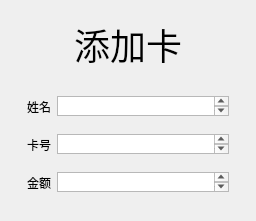
Qt form src/view/add.ui (funnyjacy/cybercafe) before a commit.
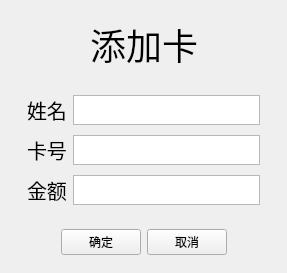
The same form after that commit.

The edit to the form file:
```diff
--- a/src/view/add.ui
+++ b/src/view/add.ui
@@ -6,8 +6,8 @@
    <rect>
     <x>0</x>
     <y>0</y>
-    <width>256</width>
-    <height>221</height>
+    <width>287</width>
+    <height>265</height>
    </rect>
   </property>
   <property name="windowTitle">
@@ -63,12 +63,18 @@
     <item>
      <widget class="QWidget" name="widget_5" native="true">
       <layout class="QGridLayout" name="gridLayout">
+       <property name="verticalSpacing">
+        <number>10</number>
+       </property>
        <item row="0" column="0">
         <widget class="QWidget" name="widget_2" native="true">
          <layout class="QHBoxLayout" name="horizontalLayout_2">
           <property name="topMargin">
            <number>0</number>
           </property>
+          <property name="bottomMargin">
+           <number>0</number>
+          </property>
           <item>
            <spacer name="horizontalSpacer_6">
             <property name="orientation">
@@ -84,6 +90,11 @@
           </item>
           <item>
            <widget class="QLabel" name="label_2">
+            <property name="font">
+             <font>
+              <pointsize>15</pointsize>
+             </font>
+            </property>
             <property name="text">
              <string>姓名</string>
             </property>
@@ -94,7 +105,7 @@
             <property name="maximumSize">
              <size>
               <width>16777215</width>
-              <height>20</height>
+              <height>30</height>
              </size>
             </property>
            </widget>
@@ -115,64 +126,15 @@
          </layout>
         </widget>
        </item>
-       <item row="2" column="0">
-        <widget class="QWidget" name="widget_4" native="true">
-         <layout class="QHBoxLayout" name="horizontalLayout_4">
-          <property name="topMargin">
-           <number>0</number>
-          </property>
-          <item>
-           <spacer name="horizontalSpacer_4">
-            <property name="orientation">
-             <enum>Qt::Horizontal</enum>
-            </property>
-            <property name="sizeHint" stdset="0">
-             <size>
-              <width>40</width>
-              <height>20</height>
-             </size>
-            </property>
-           </spacer>
-          </item>
-          <item>
-           <widget class="QLabel" name="label_4">
-            <property name="text">
-             <string>金额</string>
-            </property>
-           </widget>
-          </item>
-          <item>
-           <widget class="QTextEdit" name="textEdit_3">
-            <property name="maximumSize">
-             <size>
-              <width>16777215</width>
-              <height>20</height>
-             </size>
-            </property>
-           </widget>
-          </item>
-          <item>
-           <spacer name="horizontalSpacer_8">
-            <property name="orientation">
-             <enum>Qt::Horizontal</enum>
-            </property>
-            <property name="sizeHint" stdset="0">
-             <size>
-              <width>40</width>
-              <height>20</height>
-             </size>
-            </property>
-           </spacer>
-          </item>
-         </layout>
-        </widget>
-       </item>
        <item row="1" column="0">
         <widget class="QWidget" name="widget_3" native="true">
          <layout class="QHBoxLayout" name="horizontalLayout_3">
           <property name="topMargin">
            <number>0</number>
           </property>
+          <property name="bottomMargin">
+           <number>0</number>
+          </property>
           <item>
            <spacer name="horizontalSpacer_5">
             <property name="orientation">
@@ -188,6 +150,11 @@
           </item>
           <item>
            <widget class="QLabel" name="label_3">
+            <property name="font">
+             <font>
+              <pointsize>15</pointsize>
+             </font>
+            </property>
             <property name="text">
              <string>卡号</string>
             </property>
@@ -198,7 +165,7 @@
             <property name="maximumSize">
              <size>
               <width>16777215</width>
-              <height>20</height>
+              <height>30</height>
              </size>
             </property>
            </widget>
@@ -218,6 +185,128 @@
           </item>
          </layout>
         </widget>
+       </item>
+       <item row="2" column="0">
+        <widget class="QWidget" name="widget_4" native="true">
+         <layout class="QHBoxLayout" name="horizontalLayout_4">
+          <property name="topMargin">
+           <number>0</number>
+          </property>
+          <property name="bottomMargin">
+           <number>0</number>
+          </property>
+          <item>
+           <spacer name="horizontalSpacer_4">
+            <property name="orientation">
+             <enum>Qt::Horizontal</enum>
+            </property>
+            <property name="sizeHint" stdset="0">
+             <size>
+              <width>40</width>
+              <height>20</height>
+             </size>
+            </property>
+           </spacer>
+          </item>
+          <item>
+           <widget class="QLabel" name="label_4">
+            <property name="font">
+             <font>
+              <pointsize>15</pointsize>
+             </font>
+            </property>
+            <property name="text">
+             <string>金额</string>
+            </property>
+           </widget>
+          </item>
+          <item>
+           <widget class="QTextEdit" name="Balance">
+            <property name="maximumSize">
+             <size>
+              <width>16777215</width>
+              <height>30</height>
+             </size>
+            </property>
+           </widget>
+          </item>
+          <item>
+           <spacer name="horizontalSpacer_8">
+            <property name="orientation">
+             <enum>Qt::Horizontal</enum>
+            </property>
+            <property name="sizeHint" stdset="0">
+             <size>
+              <width>40</width>
+              <height>20</height>
+             </size>
+            </property>
+           </spacer>
+          </item>
+         </layout>
+        </widget>
+       </item>
+      </layout>
+     </widget>
+    </item>
+    <item>
+     <spacer name="verticalSpacer">
+      <property name="orientation">
+       <enum>Qt::Vertical</enum>
+      </property>
+      <property name="sizeType">
+       <enum>QSizePolicy::Fixed</enum>
+      </property>
+      <property name="sizeHint" stdset="0">
+       <size>
+        <width>20</width>
+        <height>0</height>
+       </size>
+      </property>
+     </spacer>
+    </item>
+    <item>
+     <widget class="QWidget" name="widget_6" native="true">
+      <layout class="QHBoxLayout" name="horizontalLayout_5">
+       <item>
+        <spacer name="horizontalSpacer_9">
+         <property name="orientation">
+          <enum>Qt::Horizontal</enum>
+         </property>
+         <property name="sizeHint" stdset="0">
+          <size>
+           <width>40</width>
+           <height>20</height>
+          </size>
+         </property>
+        </spacer>
+       </item>
+       <item>
+        <widget class="QPushButton" name="OK">
+         <property name="text">
+          <string>确定</string>
+         </property>
+        </widget>
+       </item>
+       <item>
+        <widget class="QPushButton" name="pushButton_2">
+         <property name="text">
+          <string>取消</string>
+         </property>
+        </widget>
+       </item>
+       <item>
+        <spacer name="horizontalSpacer_10">
+         <property name="orientation">
+          <enum>Qt::Horizontal</enum>
+         </property>
+         <property name="sizeHint" stdset="0">
+          <size>
+           <width>40</width>
+           <height>20</height>
+          </size>
+         </property>
+        </spacer>
        </item>
       </layout>
      </widget>
```
Left out of the diff: 4 changed lines with no effect on the pictures.
